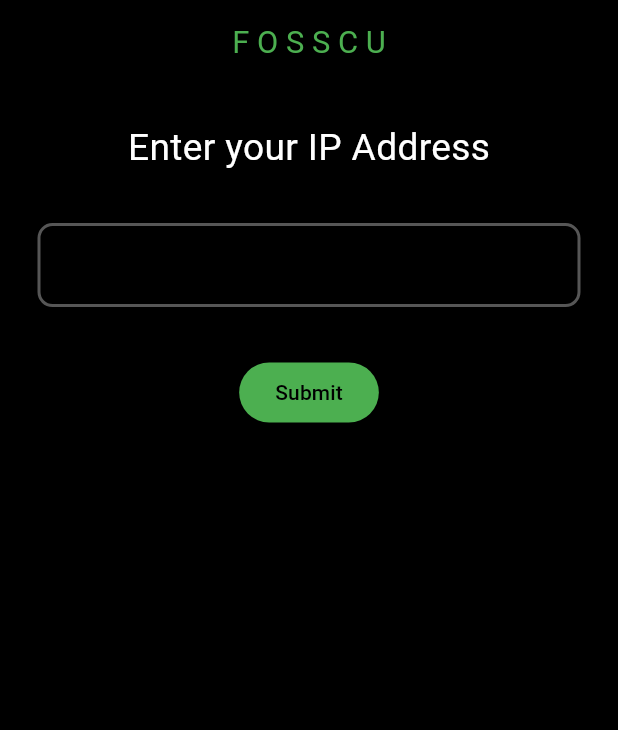
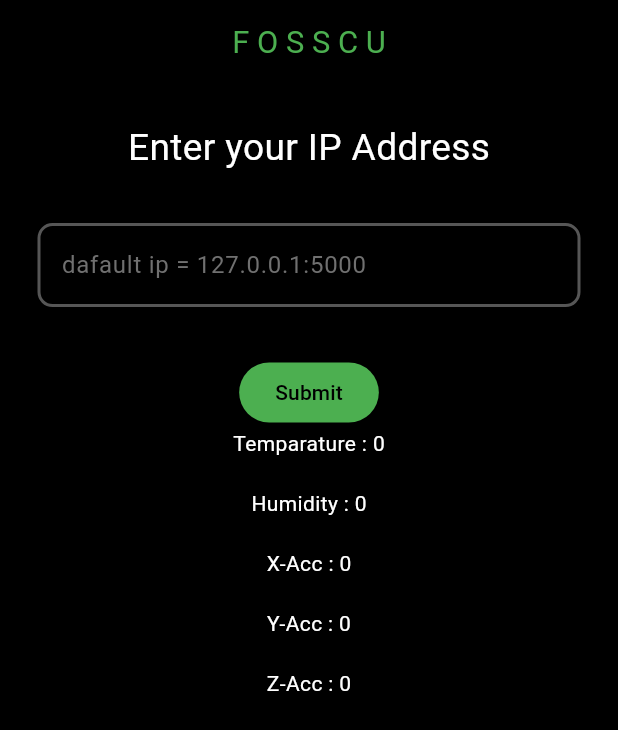
Before and after one commit to Utkarsh4517/fosscgraph, a Flutter app: the screen it shows after launch, after a tap on "Submit", on a phone screen of 412 x 824 dp. Shown: the top 730 px of the screen. Run offline on Flutter 3.47's test engine with Material 2 defaults, Android fonts, the light colour scheme and no system bars; network calls fail.

Commit message:
added x y z coordinates

```diff
--- a/lib/pages/homepage.dart
+++ b/lib/pages/homepage.dart
@@ -1,3 +1,5 @@
+import 'dart:async';
+
 import 'package:flutter/material.dart';
 import 'package:fosscapi/services/apiservice.dart';
 import 'package:http/http.dart';
@@ -11,12 +13,43 @@ class HomePage extends StatefulWidget {
 
 class _HomePageState extends State<HomePage> {
   ApiService apiService = ApiService();
+  String temperature = '0';
+  String humidity = '0';
+  String x_acc = '0';
+  String y_acc = '0';
+  String z_acc = '0';
+  Timer? timer;
   List<Map<String, dynamic>> sensorDataList = [];
 
   @override
   void initState() {
     super.initState();
-    getData();
+  }
+
+  @override
+  void dispose() {
+    stopTimer();
+    super.dispose();
+  }
+
+  /// START TIMER FUNCTION
+  void startTimer() {
+    timer = Timer.periodic(Duration(seconds: 1), (Timer t) async {
+      List<Map<String, dynamic>> data = await apiService.getData();
+      setState(() {
+        temperature = data.isNotEmpty ? data[0]['temperature'] : 0;
+        humidity = data.isNotEmpty ? data[0]['humidity'] : 0;
+        x_acc = data.isNotEmpty ? data[0]['x_acc'] : 0;
+        y_acc = data.isNotEmpty ? data[0]['y_acc'] : 0;
+        z_acc = data.isNotEmpty ? data[0]['z_acc'] : 0;
+      });
+    });
+  }
+
+  /// STOP TIMER
+  void stopTimer() {
+    timer?.cancel();
+    timer = null;
   }
 
   Future<void> getData() async {
@@ -30,6 +63,7 @@ class _HomePageState extends State<HomePage> {
   Widget build(BuildContext context) {
     final ipController = TextEditingController();
     final double screenWidth = MediaQuery.of(context).size.width;
+
     return Scaffold(
       backgroundColor: Colors.black,
       appBar: AppBar(
@@ -76,7 +110,12 @@ class _HomePageState extends State<HomePage> {
                             color: Color.fromRGBO(202, 202, 202, 0.424),
                             width: 2,
                           ),
-                            borderRadius: BorderRadius.circular(10))),
+                          borderRadius: BorderRadius.circular(10)),
+                      hintText: 'dafault ip = 127.0.0.1:5000',
+                      hintStyle: const TextStyle(
+                        color: Color.fromARGB(255, 112, 112, 112),
+                      ),
+                    ),
                   ),
                 ),
                 SizedBox(
@@ -84,7 +123,7 @@ class _HomePageState extends State<HomePage> {
                 ),
                 ElevatedButton(
                   onPressed: () async {
-                    //apiResponse = await apiService.getData();
+                    startTimer();
                   },
                   style:
                       ElevatedButton.styleFrom(backgroundColor: Colors.green),
@@ -93,19 +132,45 @@ class _HomePageState extends State<HomePage> {
                     style: TextStyle(color: Colors.black),
                   ),
                 ),
-                Container(
+                SizedBox(
                     width: screenWidth * 0.8,
                     height: screenWidth * 1.2,
-                  child: ListView.builder(
-                    itemCount: sensorDataList.length,
-                    itemBuilder: (BuildContext context, int index) {
-                      return ListTile(
-                        title: Text('Temperature: ${sensorDataList[index]['temperature']}',style: const TextStyle(color: Colors.white),),
-                        subtitle: Text('Humidity: ${sensorDataList[index]['humidity']}', style: const TextStyle(color: Colors.white),),
-                      );
-                    },
+                    child: Column(
+                      children: [
+                        Text(
+                          'Temparature : $temperature',
+                          style: const TextStyle(color: Colors.white),
                         ),
-                )
+                        const SizedBox(
+                          height: 20,
+                        ),
+                        Text(
+                          'Humidity : $humidity',
+                          style: const TextStyle(color: Colors.white),
+                        ),
+                        const SizedBox(
+                          height: 20,
+                        ),
+                         Text(
+                          'X-Acc : $x_acc',
+                          style: const TextStyle(color: Colors.white),
+                        ),
+                        const SizedBox(
+                          height: 20,
+                        ),
+                         Text(
+                          'Y-Acc : $y_acc',
+                          style: const TextStyle(color: Colors.white),
+                        ),
+                        const SizedBox(
+                          height: 20,
+                        ),
+                         Text(
+                          'Z-Acc : $z_acc',
+                          style: const TextStyle(color: Colors.white),
+                        ),
+                      ],
+                    ))
               ],
             ),
           ),
```
Lines whose indentation alone changed are shown as unchanged.
